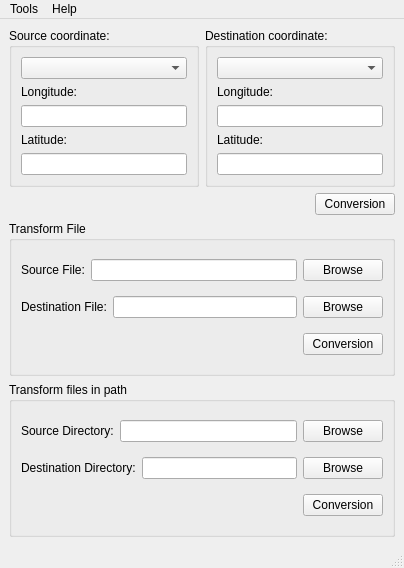
First picture: the form in App/mainwindow.ui, repository KangLin/TransformCoordinate, before the edit.
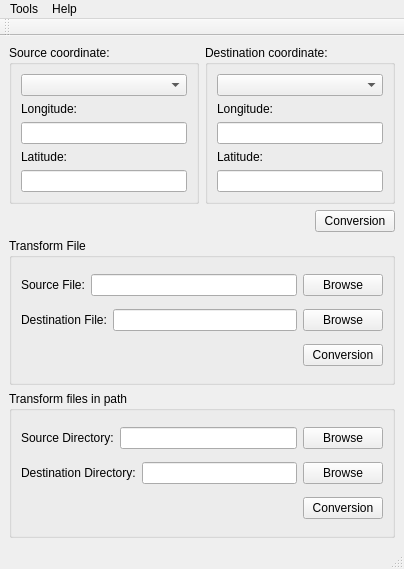
Second picture: the form after the edit. Icons and pictures are not drawn.

Commit message: Android: add menu in tool bar

Patch:
```diff
--- a/App/mainwindow.ui
+++ b/App/mainwindow.ui
@@ -7,7 +7,7 @@
     <x>0</x>
     <y>0</y>
     <width>404</width>
-    <height>568</height>
+    <height>569</height>
    </rect>
   </property>
   <property name="windowTitle">
@@ -312,6 +312,17 @@
     <bool>true</bool>
    </property>
   </widget>
+  <widget class="QToolBar" name="toolBar">
+   <property name="windowTitle">
+    <string>toolBar</string>
+   </property>
+   <attribute name="toolBarArea">
+    <enum>TopToolBarArea</enum>
+   </attribute>
+   <attribute name="toolBarBreak">
+    <bool>false</bool>
+   </attribute>
+  </widget>
   <action name="actionAbout_A">
    <property name="icon">
     <iconset resource="Resource/Resource.qrc">
```
Left out of the diff: 12 changed lines with no effect on the pictures. The commit also changes 2 other files.
